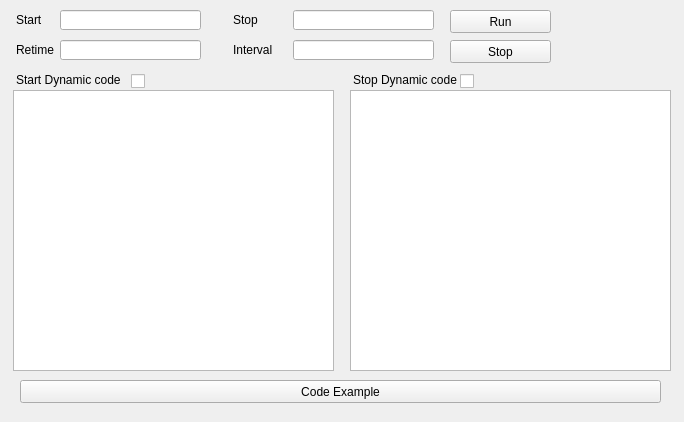
Above: ui_keyactionwidget.ui from shuoGG1239/keyaction before the change. Below: the same form after it.
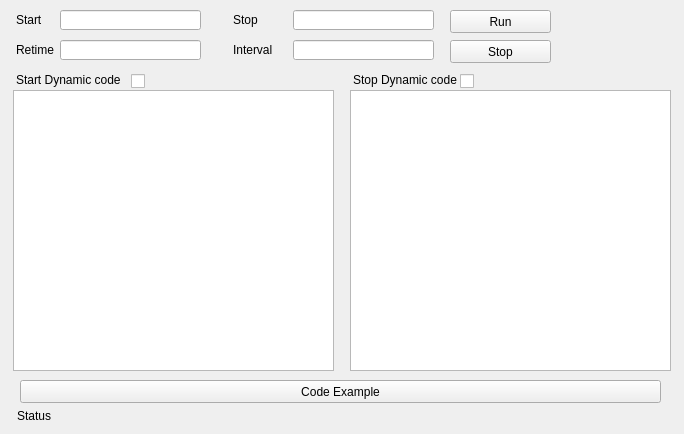
That is the form after the change.

```diff
--- a/ui_keyactionwidget.ui
+++ b/ui_keyactionwidget.ui
@@ -7,7 +7,7 @@
     <x>0</x>
     <y>0</y>
     <width>684</width>
-    <height>422</height>
+    <height>434</height>
    </rect>
   </property>
   <property name="windowTitle">
@@ -216,6 +216,19 @@
     <string/>
    </property>
   </widget>
+  <widget class="QLabel" name="labelStatus">
+   <property name="geometry">
+    <rect>
+     <x>17</x>
+     <y>408</y>
+     <width>641</width>
+     <height>16</height>
+    </rect>
+   </property>
+   <property name="text">
+    <string>Status</string>
+   </property>
+  </widget>
  </widget>
  <resources/>
  <connections/>
```
